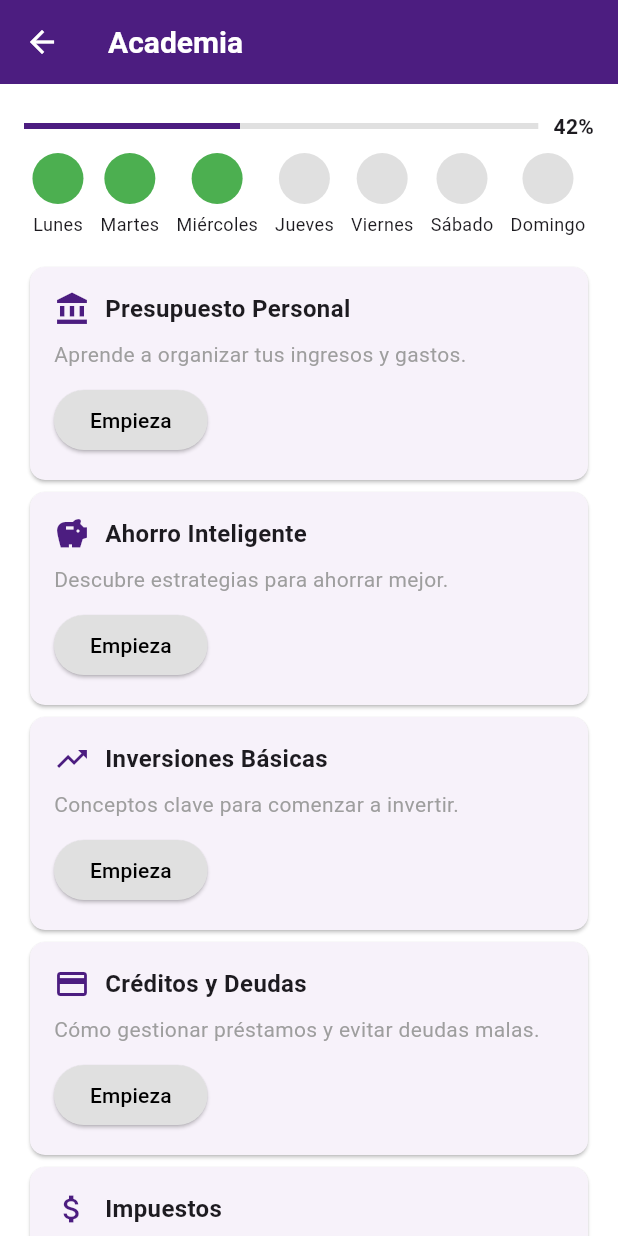
After one commit to DanielAlexander27/hackathon-v2-deuna, a Flutter app: the AcademyScreen screen opened by its route, on a phone screen of 412 x 824 dp. The commit adds this screen. Run offline on Flutter 3.47's test engine with Material 3 defaults, Android fonts, the phone set to English and light mode, and no system bars; our stand-ins replace fl_chart, flutter_riverpod, go_router, riverpod_annotation; generated files the repository leaves out were written again.

Commit message:
Academy module added

```diff
--- a/lib/router/app_router/app_router.dart
+++ b/lib/router/app_router/app_router.dart
@@ -58,6 +58,12 @@ GoRouter appRouter(Ref ref) {
                 parentNavigatorKey: rootNavigatorKey,
                 builder: (context, state) => FutureCalculatorScreen(),
               ),
+              GoRoute(
+                path: Destinations.academy.path,
+                name: Destinations.academy.path,
+                parentNavigatorKey: rootNavigatorKey,
+                builder: (context, state) => AcademyScreen(),
+              ),
             ],
           ),
           GoRoute(
--- /dev/null
+++ b/lib/ui/screens/academy/academy_screen.dart
@@ -0,0 +1,122 @@
+import 'package:flutter/material.dart';
+import 'package:hackathon_v2_deuna/ui/styles/app_colors.dart';
+
+class AcademyScreen extends StatelessWidget {
+  const AcademyScreen({super.key});
+
+  @override
+  Widget build(BuildContext context) {
+    return Scaffold(
+      backgroundColor: Colors.white,
+      appBar: AppBar(
+        backgroundColor: AppColors.purple,
+        foregroundColor: Colors.white,
+        title: const Text(
+          'Academia',
+          style: TextStyle(fontWeight: FontWeight.bold, fontSize: 20),
+        ),
+      ),
+      body: Column(
+        children: [
+          const SizedBox(height: 10),
+          _buildProgressBar(),
+          _buildWeekDays(),
+          Expanded(child: _buildModules()),
+        ],
+      ),
+    );
+  }
+
+  Widget _buildProgressBar() {
+    return Padding(
+      padding: const EdgeInsets.symmetric(horizontal: 16, vertical: 8),
+      child: Row(
+        children: [
+          Expanded(
+            child: LinearProgressIndicator(
+              value: 0.42, // Example progress value
+              backgroundColor: Colors.grey[300],
+              valueColor: AlwaysStoppedAnimation<Color>(AppColors.purple),
+            ),
+          ),
+          const SizedBox(width: 10),
+          const Text("42%", style: TextStyle(fontWeight: FontWeight.bold))
+        ],
+      ),
+    );
+  }
+
+  Widget _buildWeekDays() {
+    List<String> days = ['Lunes', 'Martes', 'Miércoles', 'Jueves', 'Viernes', 'Sábado', 'Domingo'];
+    return Padding(
+      padding: const EdgeInsets.symmetric(horizontal: 16, vertical: 0),
+      child: Row(
+        mainAxisAlignment: MainAxisAlignment.spaceAround,
+        children: days.map((day) {
+          bool isSelected = day == 'Lunes' || day == 'Martes' || day == 'Miércoles';
+          return Column(
+            children: [
+              CircleAvatar(
+                backgroundColor: isSelected ? Colors.green : Colors.grey[300],
+                radius: 17,
+              ),
+              const SizedBox(height: 5),
+              Text(day, style: const TextStyle(fontSize: 12)),
+            ],
+          );
+        }).toList(),
+      ),
+    );
+  }
+
+  Widget _buildModules() {
+    List<Map<String, dynamic>> modules = [
+      {"title": "Presupuesto Personal", "description": "Aprende a organizar tus ingresos y gastos.", "icon": Icons.account_balance},
+      {"title": "Ahorro Inteligente", "description": "Descubre estrategias para ahorrar mejor.", "icon": Icons.savings},
+      {"title": "Inversiones Básicas", "description": "Conceptos clave para comenzar a invertir.", "icon": Icons.trending_up},
+      {"title": "Créditos y Deudas", "description": "Cómo gestionar préstamos y evitar deudas malas.", "icon": Icons.credit_card},
+      {"title": "Impuestos", "description": "Entiende los impuestos y cómo afectan tu dinero.", "icon": Icons.attach_money},
+      {"title": "Inflación y Economía", "description": "Cómo la economía impacta tu bolsillo.", "icon": Icons.bar_chart},
+      {"title": "Seguros", "description": "Protege tus bienes y salud con seguros adecuados.", "icon": Icons.security},
+      {"title": "Jubilación y Pensiones", "description": "Planifica tu retiro desde hoy.", "icon": Icons.hourglass_bottom},
+      {"title": "Educación Financiera", "description": "Conceptos clave para tomar mejores decisiones financieras.", "icon": Icons.school},
+      {"title": "Mentalidad Financiera", "description": "Desarrolla hábitos para el éxito financiero.", "icon": Icons.psychology},
+    ];
+
+    return ListView.builder(
+      padding: const EdgeInsets.all(16),
+      itemCount: modules.length,
+      itemBuilder: (context, index) {
+        return Card(
+          shape: RoundedRectangleBorder(borderRadius: BorderRadius.circular(10)),
+          child: Padding(
+            padding: const EdgeInsets.all(16),
+            child: Column(
+              crossAxisAlignment: CrossAxisAlignment.start,
+              children: [
+                Row(
+                  children: [
+                    Icon(modules[index]["icon"], color: AppColors.purple),
+                    const SizedBox(width: 10),
+                    Text(modules[index]["title"], style: const TextStyle(fontWeight: FontWeight.bold, fontSize: 16)),
+                  ],
+                ),
+                const SizedBox(height: 8),
+                Text(
+                  modules[index]["description"],
+                  style: const TextStyle(color: Colors.grey, fontSize: 14),
+                ),
+                const SizedBox(height: 10),
+                ElevatedButton(
+                  onPressed: () {},
+                  style: ElevatedButton.styleFrom(backgroundColor: Colors.grey[300]),
+                  child: const Text('Empieza', style: TextStyle(color: Colors.black)),
+                )
+              ],
+            ),
+          ),
+        );
+      },
+    );
+  }
+}
--- a/lib/ui/screens/screens.dart
+++ b/lib/ui/screens/screens.dart
@@ -1,3 +1,4 @@
 export './home/home_screen.dart';
 export './chatbot/chatbot_screen.dart';
 export './future_calculator/future_calculator_screen.dart';
+export './academy/academy_screen.dart';
```
